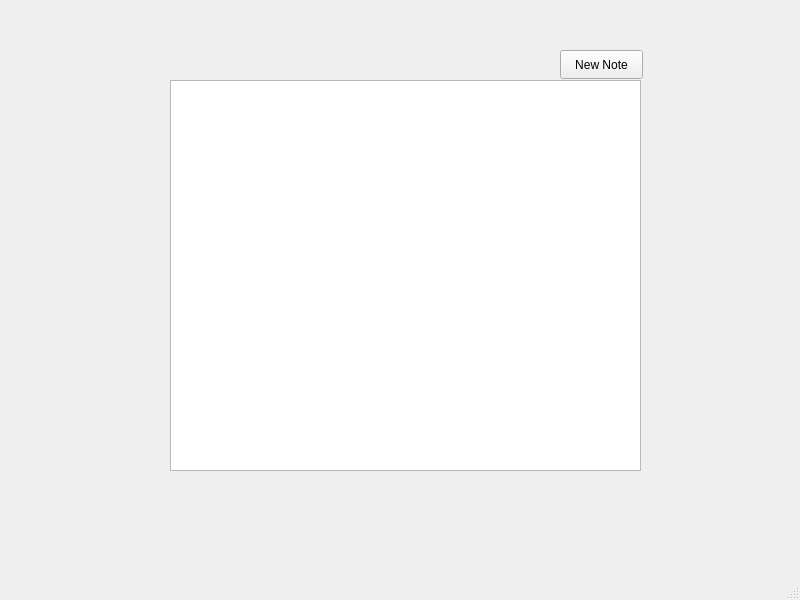
Above: mainwindow.ui from lucifron28/Notes-App-CP103-MidtermProject before the change. Below: the same form after it.
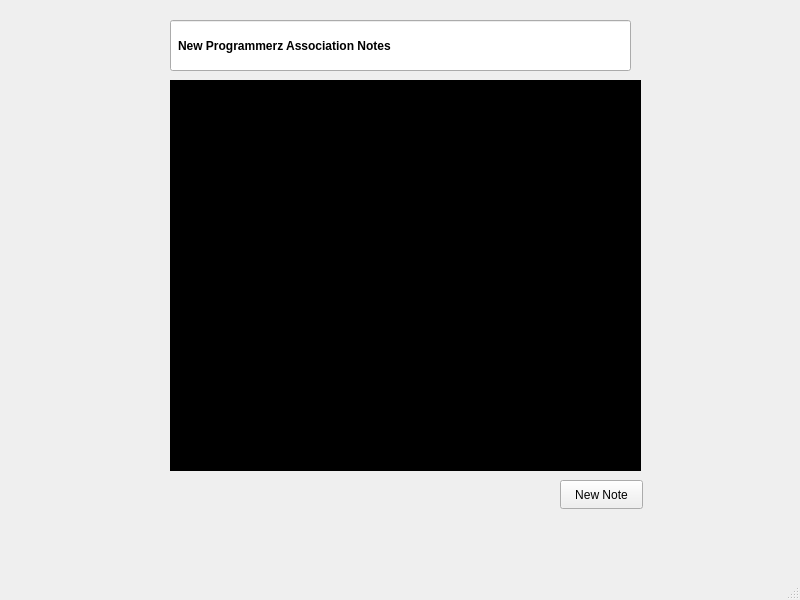
That is the form after the change.

Diff of the .ui file:
```diff
--- a/mainwindow.ui
+++ b/mainwindow.ui
@@ -23,12 +23,18 @@
       <height>391</height>
      </rect>
     </property>
+    <property name="styleSheet">
+     <string notr="true">background-color: 	black;
+color: white;
+font-weight: bold;
+</string>
+    </property>
    </widget>
    <widget class="QPushButton" name="addButton">
     <property name="geometry">
      <rect>
       <x>560</x>
-      <y>50</y>
+      <y>480</y>
       <width>83</width>
       <height>29</height>
      </rect>
@@ -37,6 +43,24 @@
      <string>New Note</string>
     </property>
    </widget>
+   <widget class="QLineEdit" name="lineEdit">
+    <property name="geometry">
+     <rect>
+      <x>170</x>
+      <y>20</y>
+      <width>461</width>
+      <height>51</height>
+     </rect>
+    </property>
+    <property name="styleSheet">
+     <string notr="true">padding: 5px;
+font: 15pt &quot;Arial&quot;;
+font-weight: 700;</string>
+    </property>
+    <property name="text">
+     <string>New Programmerz Association Notes</string>
+    </property>
+   </widget>
   </widget>
   <widget class="QMenuBar" name="menubar">
    <property name="geometry">
```
